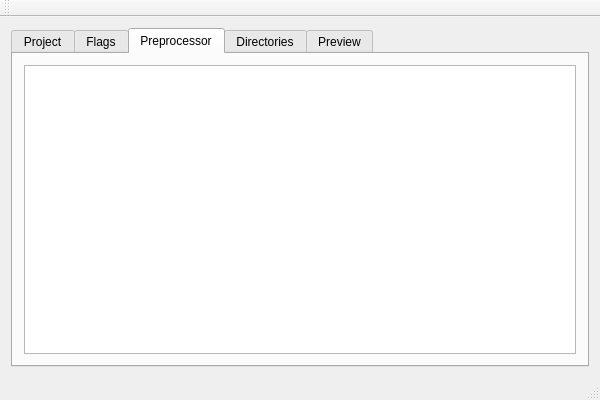
Before: the Qt Designer form CMakeWidzard2/CMakeWidzard2.ui in 8BitsCoding/CMakeWidzard2, drawn with Qt 5.
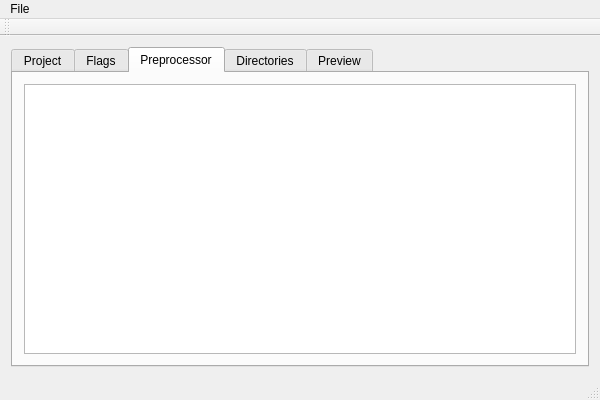
After: the same form once the commit is applied. The open tabs and pages were chosen to show the change. Icons and pictures are not drawn.

The edit to the form file:
```diff
--- a/CMakeWidzard2/CMakeWidzard2.ui
+++ b/CMakeWidzard2/CMakeWidzard2.ui
@@ -161,6 +161,13 @@
      <height>21</height>
     </rect>
    </property>
+   <widget class="QMenu" name="menuExport">
+    <property name="title">
+     <string>File</string>
+    </property>
+    <addaction name="actionExport"/>
+   </widget>
+   <addaction name="menuExport"/>
   </widget>
   <widget class="QToolBar" name="mainToolBar">
    <attribute name="toolBarArea">
```
Left out of the diff: 16 changed lines with no effect on the pictures.
